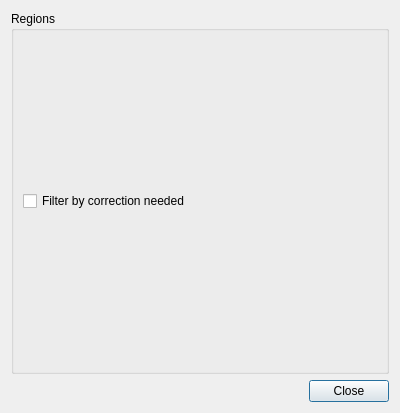
This is qt/FeedbackDialog.ui in RENCI/Segmentor as Qt 5 draws it before an edit. The edited form follows.
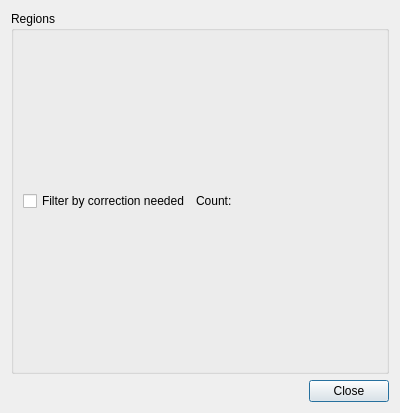
This is the edited form.

Commit message: Add count label

The edit to the form file:
```diff
--- a/qt/FeedbackDialog.ui
+++ b/qt/FeedbackDialog.ui
@@ -21,6 +21,8 @@
      </property>
      <layout class="QVBoxLayout" name="verticalLayout_3">
       <item>
+       <layout class="QHBoxLayout" name="horizontalLayout_2">
+        <item>
        <widget class="QCheckBox" name="filterCheckBox">
         <property name="text">
          <string>Filter by correction needed</string>
@@ -28,7 +30,32 @@
        </widget>
       </item>
       <item>
-       <layout class="QVBoxLayout" name="verticalLayout_2"/>
+         <widget class="QLabel" name="countLabel">
+          <property name="styleSheet">
+           <string notr="true">margin-bottom: .1em;</string>
+          </property>
+          <property name="text">
+           <string>Count: </string>
+          </property>
+          <property name="alignment">
+           <set>Qt::AlignLeading|Qt::AlignLeft|Qt::AlignVCenter</set>
+          </property>
+         </widget>
+        </item>
+        <item>
+         <spacer name="horizontalSpacer">
+          <property name="orientation">
+           <enum>Qt::Horizontal</enum>
+          </property>
+          <property name="sizeHint" stdset="0">
+           <size>
+            <width>40</width>
+            <height>20</height>
+           </size>
+          </property>
+         </spacer>
+        </item>
+       </layout>
       </item>
      </layout>
     </widget>
```
Lines whose indentation alone changed are shown as unchanged. The commit also changes 4 other files.
